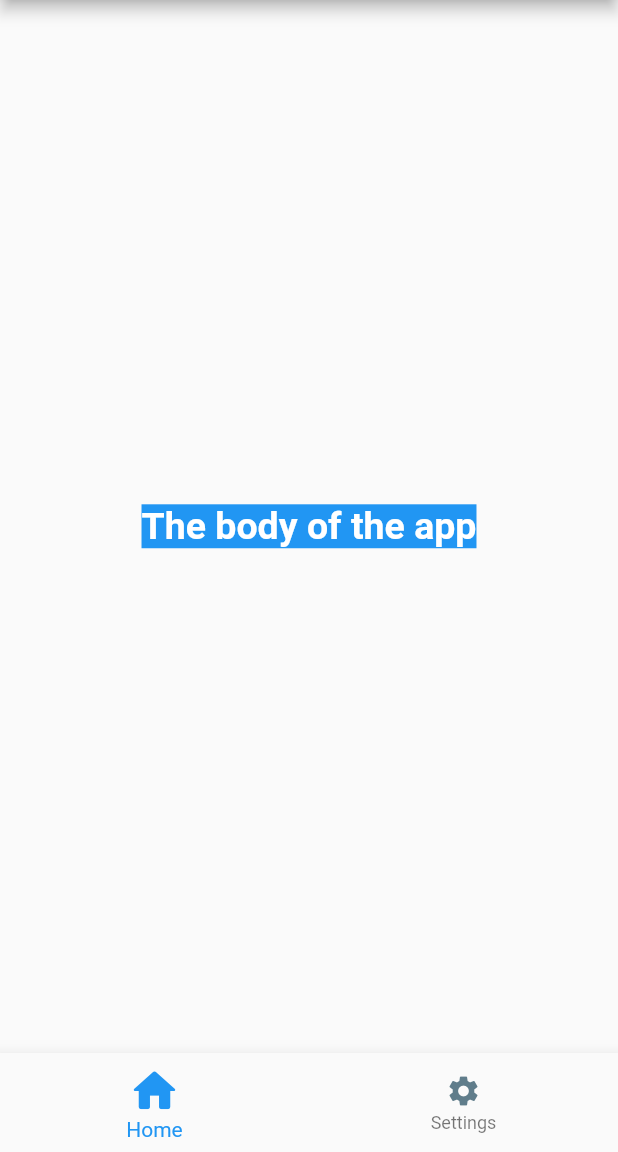
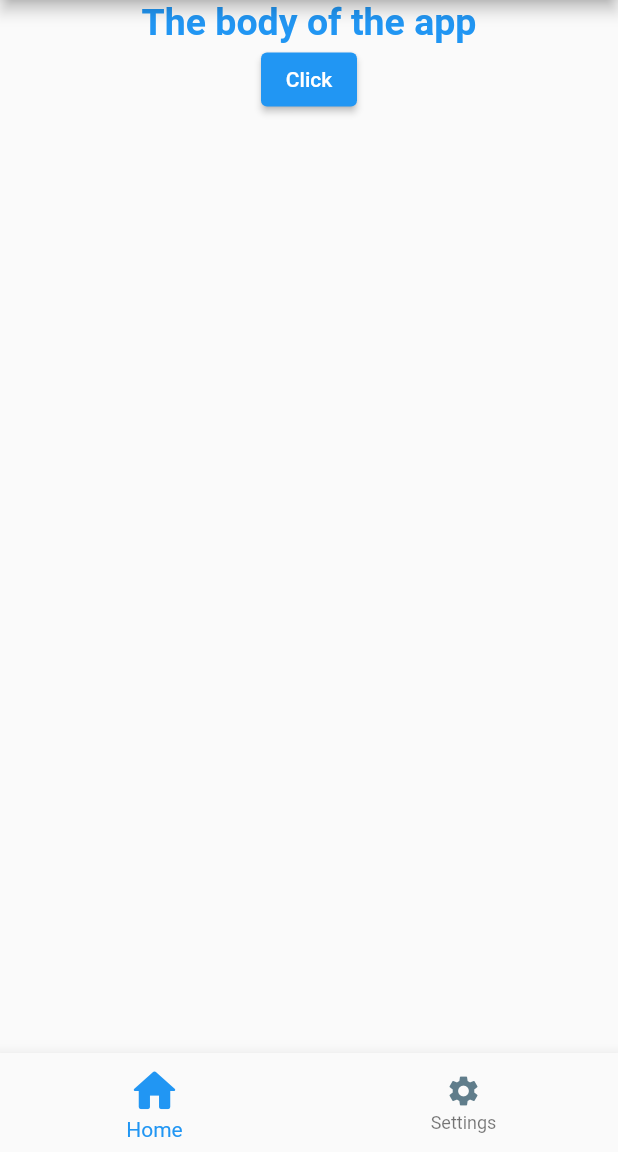
Before and after one commit to eduVieiraAF/flutter_essentials, a Flutter app: the screen it shows after launch, on a phone screen of 412 x 824 dp, the part 84-1236 px from its top. Run offline on Flutter 3.47's test engine with Material 2 defaults, Android fonts, the phone set to English and light mode, and no system bars.

Commit message:
Adding ElevatedButton

```diff
--- a/lib/main.dart
+++ b/lib/main.dart
@@ -15,17 +15,24 @@ class MyApp extends StatelessWidget {
         appBar: AppBar(
           title: const Text("Flutter essentials → App Title "),
         ),
-        body: const Center(
+        body: Column(children: [
+          const Center(
             child: Text(
               "The body of the app",
               style: TextStyle(
-              color: Colors.white,
+                color: Colors.blue,
                 fontSize: 25,
                 fontWeight: FontWeight.bold,
-              backgroundColor: Colors.blue,
               ),
             ),
           ),
+          Center(
+            child: ElevatedButton(
+              onPressed: () {},
+              child: const Text("Click"),
+            ),
+          )
+        ]),
         bottomNavigationBar: BottomNavigationBar(items: const [
           BottomNavigationBarItem(
               icon: Icon(
```
Lines whose indentation alone changed are shown as unchanged.
